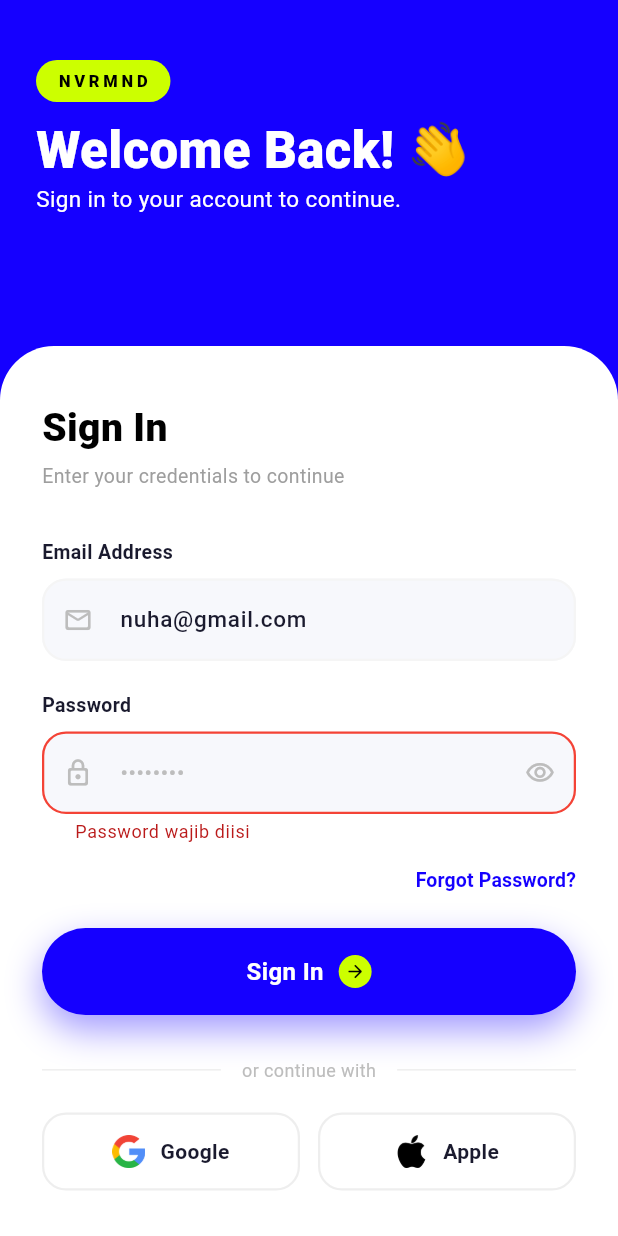
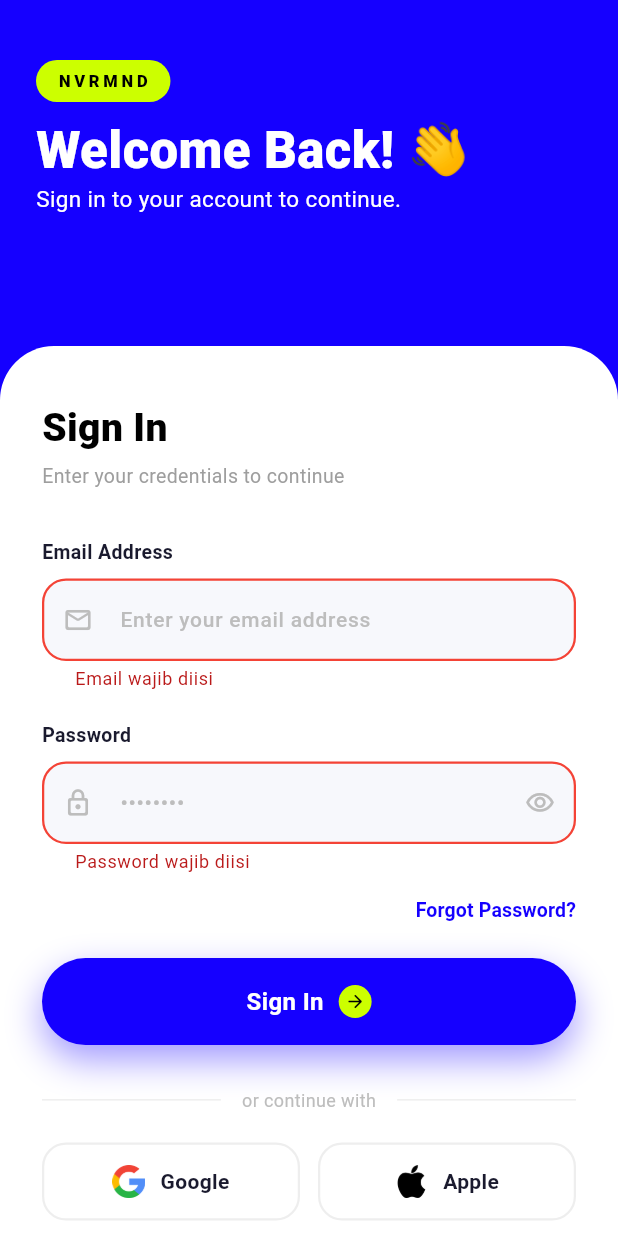
Before and after one commit to nuha24k/flutter-ecommerce, a Flutter app: the LoginPage screen opened directly, after a tap on "Sign In", on a phone screen of 412 x 824 dp. Run offline on Flutter 3.47's test engine with Material 3 defaults, Android fonts, the phone set to English and light mode, and no system bars; our stand-ins replace equatable, flutter_bloc, flutter_staggered_animations, get_it, skeletonizer.

Commit message:
refactor: update UI styling, remove default login credentials, and add cart clearing functionality

```diff
--- a/lib/features/auth/presentation/pages/login_page.dart
+++ b/lib/features/auth/presentation/pages/login_page.dart
@@ -29,7 +29,7 @@ class _LoginPageState extends State<LoginPage>
   late final Animation<double> _fadeAnim;
   late final Animation<Offset> _slideAnim;
 
-  final _emailCtrl = TextEditingController(text: 'nuha@gmail.com');
+  final _emailCtrl = TextEditingController();
   final _passCtrl = TextEditingController();
   final _formKey = GlobalKey<FormState>();
 
@@ -51,13 +51,6 @@ class _LoginPageState extends State<LoginPage>
       begin: const Offset(0, 0.08),
       end: Offset.zero,
     ).animate(CurvedAnimation(parent: _ctrl, curve: Curves.easeOutCubic));
-
-    // Sinkronisasi email awal ke Bloc
-    WidgetsBinding.instance.addPostFrameCallback((_) {
-      if (mounted) {
-        context.read<LoginBloc>().add(const LoginEmailChanged('nuha@gmail.com'));
-      }
-    });
   }
 
   @override
@@ -296,7 +289,7 @@ class _LoginPageState extends State<LoginPage>
               const SizedBox(height: 8),
               _buildTextField(
                 controller: _emailCtrl,
-                hint: 'nuha@gmail.com',
+                hint: 'Enter your email address',
                 keyboardType: TextInputType.emailAddress,
                 prefixIcon: Icons.mail_outline_rounded,
                 onChanged: (v) =>
--- a/lib/features/home/presentation/bloc/cart_bloc.dart
+++ b/lib/features/home/presentation/bloc/cart_bloc.dart
@@ -11,6 +11,7 @@ class CartBloc extends Bloc<CartEvent, CartState> {
     on<CartItemRemoved>(_onItemRemoved);
     on<CartItemQuantityUpdated>(_onItemQuantityUpdated);
     on<CartPaymentMethodSelected>(_onPaymentMethodSelected);
+    on<CartCleared>(_onCartCleared);
   }
 
   void _onItemAdded(CartItemAdded event, Emitter<CartState> emit) {
@@ -37,4 +38,8 @@ class CartBloc extends Bloc<CartEvent, CartState> {
   void _onPaymentMethodSelected(CartPaymentMethodSelected event, Emitter<CartState> emit) {
     emit(state.copyWith(selectedPaymentMethod: event.method));
   }
+
+  void _onCartCleared(CartCleared event, Emitter<CartState> emit) {
+    emit(state.copyWith(items: []));
+  }
 }
--- a/lib/features/home/presentation/bloc/cart_event.dart
+++ b/lib/features/home/presentation/bloc/cart_event.dart
@@ -24,3 +24,7 @@ class CartPaymentMethodSelected extends CartEvent {
   final String method;
   const CartPaymentMethodSelected(this.method);
 }
+
+class CartCleared extends CartEvent {
+  const CartCleared();
+}
--- a/lib/features/home/presentation/pages/orders_page.dart
+++ b/lib/features/home/presentation/pages/orders_page.dart
@@ -190,7 +190,6 @@ class _OrdersPageState extends State<OrdersPage>
   }
 }
 
-// ─── Custom Tab Item ──────────────────────────────────────────
 class _TabItem extends StatelessWidget {
   final String label;
   final int count;
--- a/lib/features/home/presentation/pages/payment_method_page.dart
+++ b/lib/features/home/presentation/pages/payment_method_page.dart
@@ -200,6 +200,7 @@ class PaymentMethodPage extends StatelessWidget {
                         totalAmount: totalAmount,
                       ),
                     );
+                    context.read<CartBloc>().add(const CartCleared());
 
                     final nav = Navigator.of(context);
                     nav.pop();
--- a/lib/features/home/presentation/widgets/home_bottom_nav.dart
+++ b/lib/features/home/presentation/widgets/home_bottom_nav.dart
@@ -54,7 +54,7 @@ class HomeBottomNav extends StatelessWidget {
                 children: [
                   Icon(
                     isSelected ? activeIcon : inactiveIcon,
-                    color: isSelected ? Colors.black : Colors.grey.shade500,
+                    color: isSelected ? Colors.black : Colors.white,
                     size: 22,
                   ),
                   AnimatedSize(
--- a/lib/features/home/presentation/widgets/order_card.dart
+++ b/lib/features/home/presentation/widgets/order_card.dart
@@ -193,7 +193,7 @@ class OrderCard extends StatelessWidget {
                     padding: const EdgeInsets.symmetric(
                         horizontal: 20, vertical: 12),
                     decoration: BoxDecoration(
-                      color: const Color(0xFF1A1A2E),
+                      color: AppColors.cobaltBlue,
                       borderRadius: BorderRadius.circular(14),
                       boxShadow: [
                         BoxShadow(
@@ -223,7 +223,7 @@ class OrderCard extends StatelessWidget {
                           ),
                           child: const Icon(
                             Icons.arrow_forward_rounded,
-                            color: Colors.black,
+                            color: AppColors.black,
                             size: 12,
                           ),
                         ),
--- a/lib/features/home/presentation/widgets/order_detail_sheet.dart
+++ b/lib/features/home/presentation/widgets/order_detail_sheet.dart
@@ -161,8 +161,8 @@ class OrderDetailSheet extends StatelessWidget {
                               style: const TextStyle(
                                 fontFamily: 'Outfit',
                                 fontSize: 20,
-                                fontWeight: FontWeight.w900,
-                                color: AppColors.cobaltBlue,
+                                fontWeight: FontWeight.w700,
+                                color: AppColors.black,
                               ),
                             ),
                           ],
@@ -237,7 +237,7 @@ class OrderDetailSheet extends StatelessWidget {
                       width: double.infinity,
                       height: 54,
                       decoration: BoxDecoration(
-                        color: const Color(0xFF1A1A2E),
+                        color: AppColors.cobaltBlue,
                         borderRadius: BorderRadius.circular(16),
                       ),
                       child: const Center(
```
